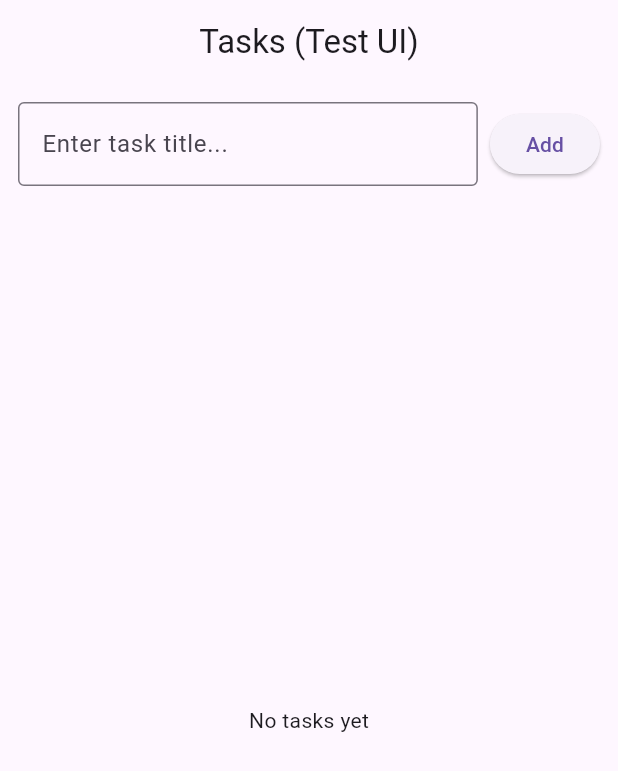
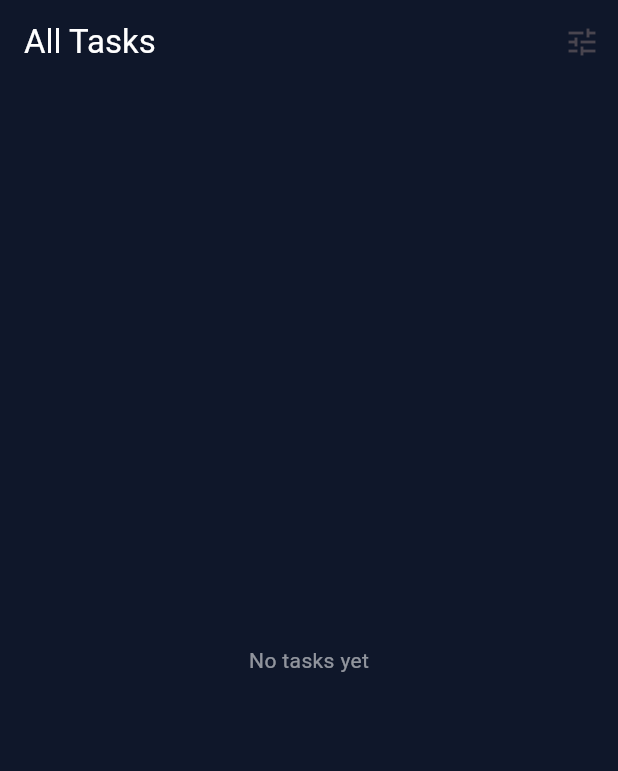
Before and after one commit to StevenBahaa/todo_flutter_app, a Flutter app: the screen it shows after launch, on a phone screen of 412 x 824 dp. Shown: the top 771 px of the screen. Run offline on Flutter 3.47's test engine with Material 3 defaults, Android fonts, the light colour scheme and no system bars; our stand-ins replace equatable, flutter_bloc, hive, hive_flutter; accounts and stored records are empty.

Commit message:
add tasks list layout with styled task cards

```diff
--- /dev/null
+++ b/lib/features/tasks/view/tasks_list_screen.dart
@@ -0,0 +1,46 @@
+import 'package:flutter/material.dart';
+import 'package:flutter_bloc/flutter_bloc.dart';
+import 'package:todo_list/core/widgets/task_card.dart';
+import 'package:todo_list/features/tasks/cubit/tasks_cubit.dart';
+import 'package:todo_list/features/tasks/cubit/tasks_state.dart';
+
+class TasksListScreen extends StatelessWidget {
+  const TasksListScreen({super.key});
+
+  @override
+  Widget build(BuildContext context) {
+    return Scaffold(
+      backgroundColor: const Color(0xFF0F172A),
+      appBar: AppBar(
+        backgroundColor: const Color(0xFF0F172A),
+        elevation: 0,
+        title: const Text("All Tasks", style: TextStyle(color: Colors.white)),
+        actions: [IconButton(icon: const Icon(Icons.tune), onPressed: () {})],
+      ),
+      body: BlocBuilder<TasksCubit, TasksState>(
+        builder: (context, state) {
+          final tasks = state.tasks;
+          if (tasks.isEmpty) {
+            return const Center(
+              child: Text(
+                "No tasks yet",
+                style: TextStyle(color: Colors.white54),
+              ),
+            );
+          }
+          return ListView.builder(
+            itemCount: tasks.length,
+            itemBuilder: (context, index) {
+              final task = tasks[index];
+              return TaskCard(
+                task: task,
+                onDelete: () => context.read<TasksCubit>().deleteTask(task.id),
+                onToggleDone: () => context.read<TasksCubit>().toggleDone(task),
+              );
+            },
+          );
+        },
+      ),
+    );
+  }
+}
--- a/lib/main.dart
+++ b/lib/main.dart
@@ -3,6 +3,7 @@ import 'package:flutter_bloc/flutter_bloc.dart';
 import 'package:todo_list/data/local/hive_init.dart';
 import 'package:todo_list/data/repositories/tasks_repository.dart';
 import 'package:todo_list/features/tasks/cubit/tasks_cubit.dart';
+import 'package:todo_list/features/tasks/view/tasks_list_screen.dart';
 import 'package:todo_list/features/tasks/view/tasks_test_screen.dart';
 
 Future<void> main() async {
@@ -19,10 +20,10 @@ class MyApp extends StatelessWidget {
     return RepositoryProvider(
       create: (_) => TasksRepository(),
       child: BlocProvider(
-        create: (context) => TasksCubit(context.read<TasksRepository>()),
+        create: (context) => TasksCubit(context.read<TasksRepository>())..loadTasks(),
         child: const MaterialApp(
           debugShowCheckedModeBanner: false,
-          home: TasksTestScreen(),
+          home: TasksListScreen(),
         ),
       ),
     );
```
